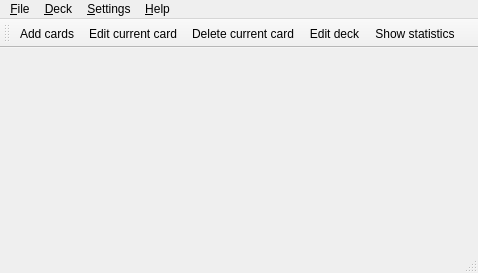
Qt form mnemosyne/mnemosyne/pyqt_ui/main_window.ui (vasvlad/pomni) before a commit.
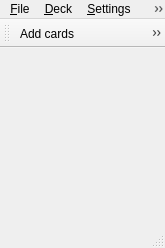
The same form after that commit. Icons and pictures are not drawn.

Commit message: Increase icon size in toolbar.

What changed in the file:
```diff
--- a/mnemosyne/mnemosyne/pyqt_ui/main_window.ui
+++ b/mnemosyne/mnemosyne/pyqt_ui/main_window.ui
@@ -5,8 +5,8 @@
    <rect>
     <x>0</x>
     <y>0</y>
-    <width>478</width>
-    <height>273</height>
+    <width>165</width>
+    <height>248</height>
    </rect>
   </property>
   <property name="sizePolicy" >
@@ -28,8 +28,8 @@
     <rect>
      <x>0</x>
      <y>0</y>
-     <width>478</width>
-     <height>27</height>
+     <width>165</width>
+     <height>25</height>
     </rect>
    </property>
    <widget class="QMenu" name="menuFile" >
@@ -86,6 +86,12 @@
    <property name="windowTitle" >
     <string>toolBar</string>
    </property>
+   <property name="iconSize" >
+    <size>
+     <width>22</width>
+     <height>22</height>
+    </size>
+   </property>
    <attribute name="toolBarArea" >
     <enum>TopToolBarArea</enum>
    </attribute>
```
The commit also changes 1 other file.
